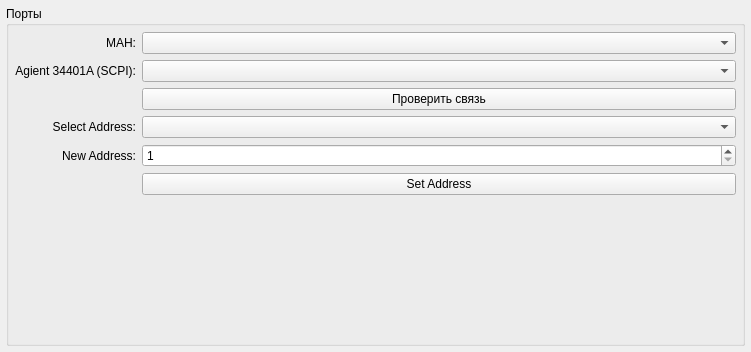
The window that ElektrosilaDev/communications.ui (XRay3D/MAN2_GUI) describes before a commit, drawn with Qt 5.
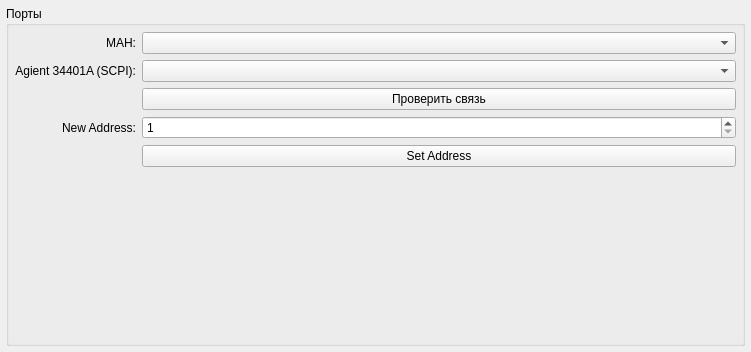
The same window after the commit.

What changed in the file:
```diff
--- a/ElektrosilaDev/communications.ui
+++ b/ElektrosilaDev/communications.ui
@@ -48,22 +48,25 @@
        <widget class="QComboBox" name="cbManPort"/>
       </item>
       <item row="6" column="1">
+       <spacer name="verticalSpacer_2">
+        <property name="orientation">
+         <enum>Qt::Vertical</enum>
+        </property>
+        <property name="sizeHint" stdset="0">
+         <size>
+          <width>20</width>
+          <height>40</height>
+         </size>
+        </property>
+       </spacer>
+      </item>
+      <item row="5" column="1">
        <widget class="QPushButton" name="pushButton">
         <property name="text">
          <string>Set Address</string>
         </property>
        </widget>
       </item>
-      <item row="0" column="0">
-       <widget class="QLabel" name="label">
-        <property name="text">
-         <string>МАН:</string>
-        </property>
-        <property name="alignment">
-         <set>Qt::AlignRight|Qt::AlignTrailing|Qt::AlignVCenter</set>
-        </property>
-       </widget>
-      </item>
       <item row="2" column="1">
        <widget class="QComboBox" name="cbManPortScpi"/>
       </item>
@@ -83,26 +86,16 @@
         </property>
        </widget>
       </item>
-      <item row="4" column="1">
-       <widget class="QComboBox" name="comboBox">
-        <property name="editable">
-         <bool>false</bool>
+      <item row="4" column="0">
+       <widget class="QLabel" name="label_2">
+        <property name="text">
+         <string>New Address:</string>
+        </property>
+        <property name="alignment">
+         <set>Qt::AlignRight|Qt::AlignTrailing|Qt::AlignVCenter</set>
         </property>
        </widget>
       </item>
-      <item row="7" column="1">
-       <spacer name="verticalSpacer_2">
-        <property name="orientation">
-         <enum>Qt::Vertical</enum>
-        </property>
-        <property name="sizeHint" stdset="0">
-         <size>
-          <width>20</width>
-          <height>40</height>
-         </size>
-        </property>
-       </spacer>
-      </item>
       <item row="3" column="1">
        <widget class="QPushButton" name="pbManCheckConnection">
         <property name="text">
@@ -110,7 +103,7 @@
         </property>
        </widget>
       </item>
-      <item row="5" column="1">
+      <item row="4" column="1">
        <widget class="QSpinBox" name="spinBox">
         <property name="minimum">
          <number>1</number>
@@ -120,20 +113,10 @@
         </property>
        </widget>
       </item>
-      <item row="5" column="0">
-       <widget class="QLabel" name="label_2">
+      <item row="0" column="0">
+       <widget class="QLabel" name="label">
         <property name="text">
-         <string>New Address:</string>
-        </property>
-        <property name="alignment">
-         <set>Qt::AlignRight|Qt::AlignTrailing|Qt::AlignVCenter</set>
-        </property>
-       </widget>
-      </item>
-      <item row="4" column="0">
-       <widget class="QLabel" name="label_4">
-        <property name="text">
-         <string>Select Address:</string>
+         <string>МАН:</string>
         </property>
         <property name="alignment">
          <set>Qt::AlignRight|Qt::AlignTrailing|Qt::AlignVCenter</set>
```
